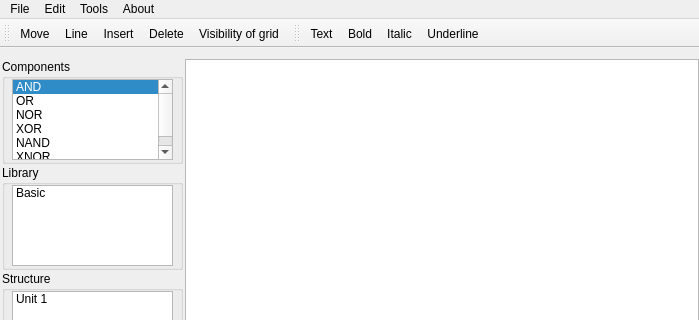
tesarikj/fg, file mainwindow.ui: the form before one commit; both pictures show x 0 to 699 and y 0 to 320 of the 699 by 472 pixel window.
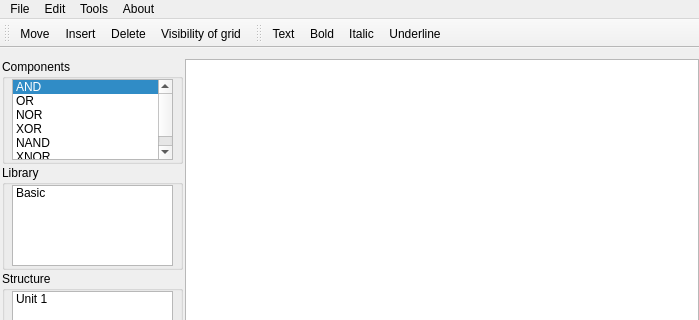
The form after the commit. Icons and pictures are not drawn.

Patch:
```diff
--- a/mainwindow.ui
+++ b/mainwindow.ui
@@ -468,7 +468,6 @@
     <bool>false</bool>
    </attribute>
    <addaction name="actionMove"/>
-   <addaction name="actionLine"/>
    <addaction name="actionInsert"/>
    <addaction name="actionDelete"/>
    <addaction name="actionGrid"/>
```
